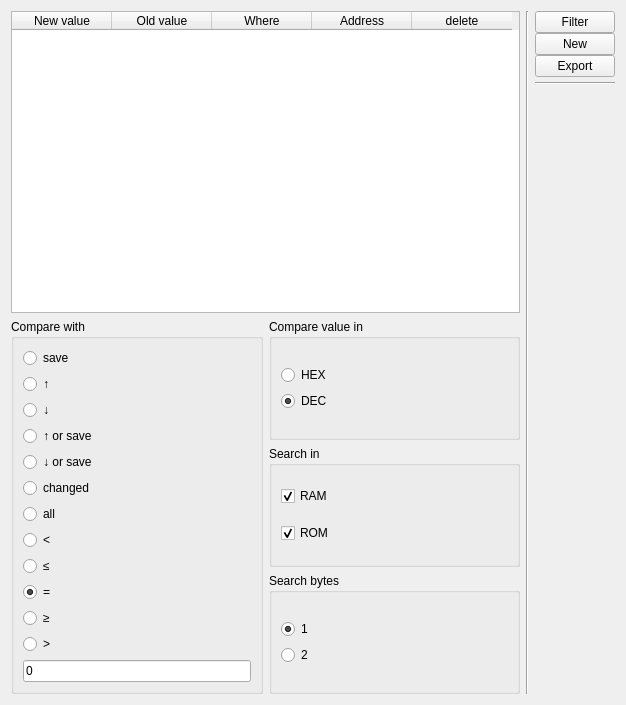
This is UI/cheating/search_cheat.ui in NADNES-TEAM/NADNES as Qt 5 draws it before an edit. The edited form follows.
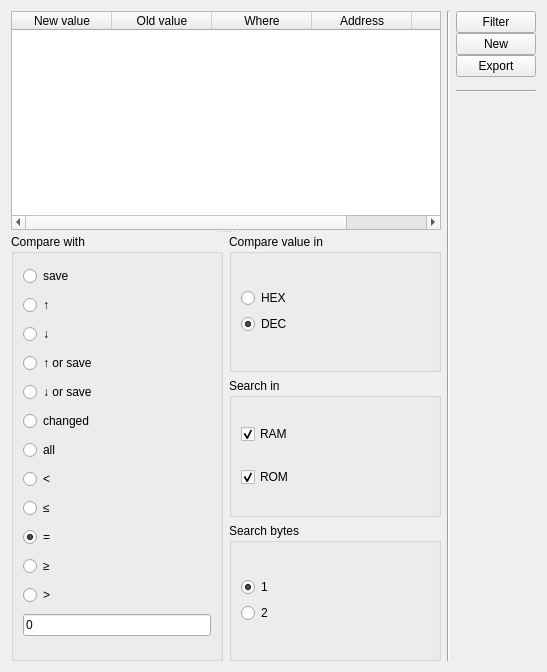
This is the edited form.

Commit message: added splitter in cheat window

The edit to the form file:
```diff
--- a/UI/cheating/search_cheat.ui
+++ b/UI/cheating/search_cheat.ui
@@ -6,8 +6,8 @@
    <rect>
     <x>0</x>
     <y>0</y>
-    <width>626</width>
-    <height>705</height>
+    <width>547</width>
+    <height>672</height>
    </rect>
   </property>
   <property name="sizePolicy">
@@ -19,12 +19,18 @@
   <property name="windowTitle">
    <string>Form</string>
   </property>
-  <layout class="QHBoxLayout" name="horizontalLayout_2">
-   <item>
     <layout class="QHBoxLayout" name="horizontalLayout">
      <item>
-      <layout class="QVBoxLayout" name="verticalLayout1" stretch="0,0">
-       <item>
+    <widget class="QSplitter" name="splitter">
+     <property name="sizePolicy">
+      <sizepolicy hsizetype="Expanding" vsizetype="Expanding">
+       <horstretch>0</horstretch>
+       <verstretch>0</verstretch>
+      </sizepolicy>
+     </property>
+     <property name="orientation">
+      <enum>Qt::Vertical</enum>
+     </property>
         <widget class="QTableWidget" name="tableWidget">
          <column>
           <property name="text">
@@ -52,8 +58,7 @@
           </property>
          </column>
         </widget>
-       </item>
-       <item>
+     <widget class="QWidget" name="">
         <layout class="QHBoxLayout" name="horizontalLayout3">
          <item>
           <widget class="QGroupBox" name="groupBox">
@@ -284,8 +289,8 @@
           </layout>
          </item>
         </layout>
-       </item>
-      </layout>
+     </widget>
+    </widget>
      </item>
      <item>
       <widget class="Line" name="line_2">
@@ -331,7 +336,7 @@
          <property name="sizeHint" stdset="0">
           <size>
            <width>20</width>
-           <height>5</height>
+         <height>13</height>
           </size>
          </property>
         </spacer>
@@ -355,8 +360,6 @@
           </size>
          </property>
         </spacer>
-       </item>
-      </layout>
      </item>
     </layout>
    </item>
```
Lines whose indentation alone changed are shown as unchanged.
